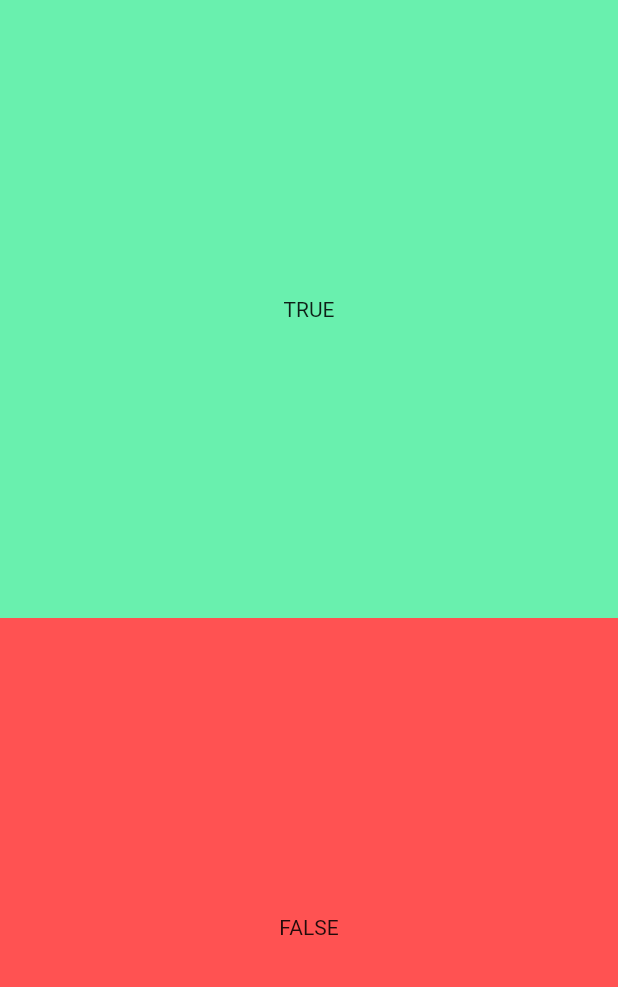
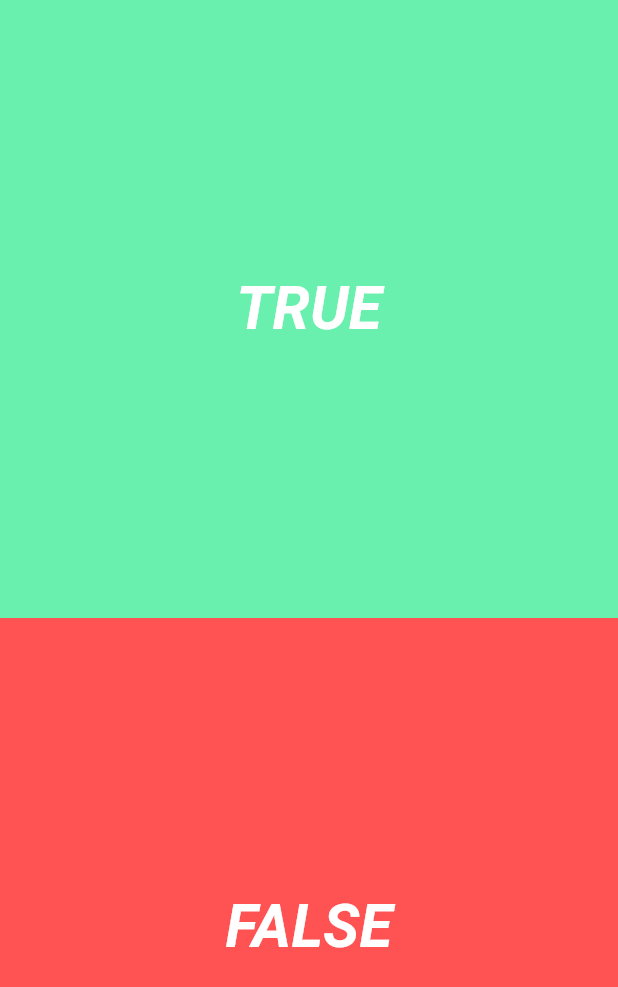
Before and after one commit to DuoduoApp/quizzz, a Flutter app: the screen it shows after launch, on a phone screen of 412 x 824 dp. Shown: the top 987 px of the screen. Run offline on Flutter 3.47's test engine with Material 2 defaults, Android fonts, the phone set to English and light mode, and no system bars.

Commit message:
estilando botoes

```diff
--- a/lib/UI/answer_button.dart
+++ b/lib/UI/answer_button.dart
@@ -15,10 +15,16 @@ class AnswerButton extends StatelessWidget {
               onTap: () => _onTap(),
               child: new Center(
                 child: new Container(
-            child: new Text(_answer.toString().toUpperCase()),
+                  child: new Text(
+                    _answer.toString().toUpperCase(),
+                    style: new TextStyle(
+                        color: Colors.white,
+                        fontSize: 40.0,
+                        fontWeight: FontWeight.bold,
+                        fontStyle: FontStyle.italic),
                   ),
                 ),
               ),
-    ));
+            )));
   }
 }
```
Lines whose indentation alone changed are shown as unchanged.
